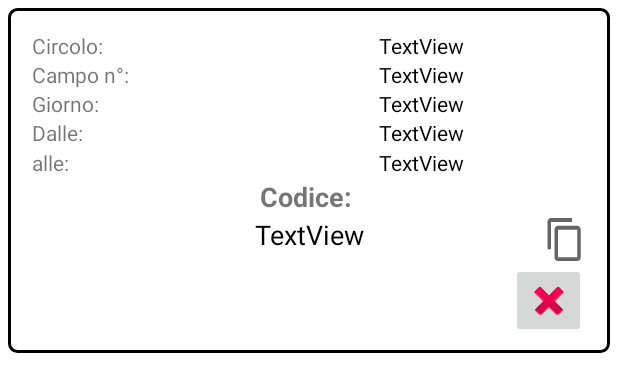
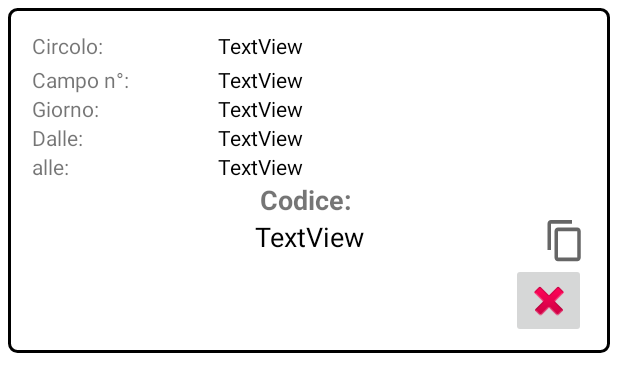
Before and after one commit to Alessandrob99/Progetto_PM, an Android app: the layout rv_reservation.xml on its own in the app's theme, with its tools: preview values and no code run, on a phone screen of 412 x 824 dp. Shown: the top 392 px of the screen. Run offline under Robolectric (Android 15) with nearby library versions, the phone set to English and light mode, and no system bars; Roboto replaces fonts that are not available here.

Commit message:
Fix rec_view

```diff
--- a/app/src/main/res/layout/rv_reservation.xml
+++ b/app/src/main/res/layout/rv_reservation.xml
@@ -16,14 +16,14 @@
         android:layout_height="wrap_content"
         android:orientation="horizontal"
         android:layout_marginTop="15dp"
-        android:layout_weight="0.1">
+        android:layout_weight="1">
 
         <TextView
             android:id="@+id/textView22"
             android:layout_width="match_parent"
             android:layout_height="wrap_content"
             android:layout_marginStart="16dp"
-            android:layout_weight="0.5"
+            android:layout_weight="1.5"
             android:text="Circolo: " />
         <TextView
             android:id="@+id/CircoloText"
@@ -45,7 +45,7 @@
             android:layout_width="match_parent"
             android:layout_height="wrap_content"
             android:layout_marginStart="16dp"
-            android:layout_weight="0.5"
+            android:layout_weight="1.5"
             android:text="Campo n°: "/>
         <TextView
             android:id="@+id/CampoTxt"
@@ -68,7 +68,7 @@
             android:layout_width="match_parent"
             android:layout_height="wrap_content"
             android:layout_marginStart="16dp"
-            android:layout_weight="0.5"
+            android:layout_weight="1.5"
             android:text="Giorno: "/>
         <TextView
             android:id="@+id/giornoPrenText"
@@ -92,7 +92,7 @@
             android:layout_height="wrap_content"
             android:layout_marginStart="16dp"
             android:text="Dalle: "
-            android:layout_weight="0.5"/>
+            android:layout_weight="1.5"/>
         <TextView
             android:id="@+id/oraInizioPrenText"
             android:layout_width="match_parent"
@@ -114,7 +114,7 @@
             android:layout_height="wrap_content"
             android:layout_marginStart="16dp"
             android:text="alle: "
-            android:layout_weight="0.5"/>
+            android:layout_weight="1.5"/>
 
         <TextView
             android:id="@+id/oraFinePrenText"
```
